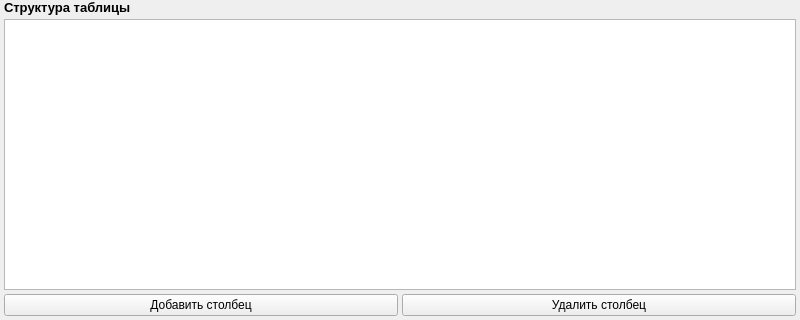
Qt form src/main/tableeditdialog.ui (Gris87/ProtocolCreator) before a commit; both pictures show x 0 to 800 and y 280 to 600 of the 800 by 600 pixel window.
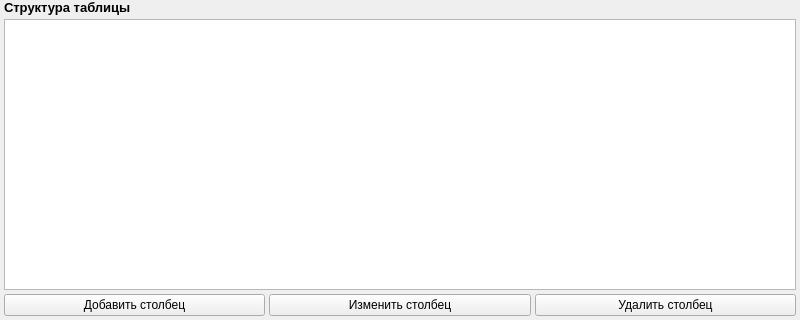
The same form after that commit. Custom widgets are drawn as their Qt base class.

Commit message: Column edit dialog

```diff
--- a/src/main/tableeditdialog.ui
+++ b/src/main/tableeditdialog.ui
@@ -122,6 +122,13 @@
         </property>
        </widget>
       </item>
+      <item>
+       <widget class="QPushButton" name="structureChangeColButton">
+        <property name="text">
+         <string>Изменить столбец</string>
+        </property>
+       </widget>
+      </item>
       <item>
        <widget class="QPushButton" name="structureDelColButton">
         <property name="text">
```
The commit also changes 7 other files.
